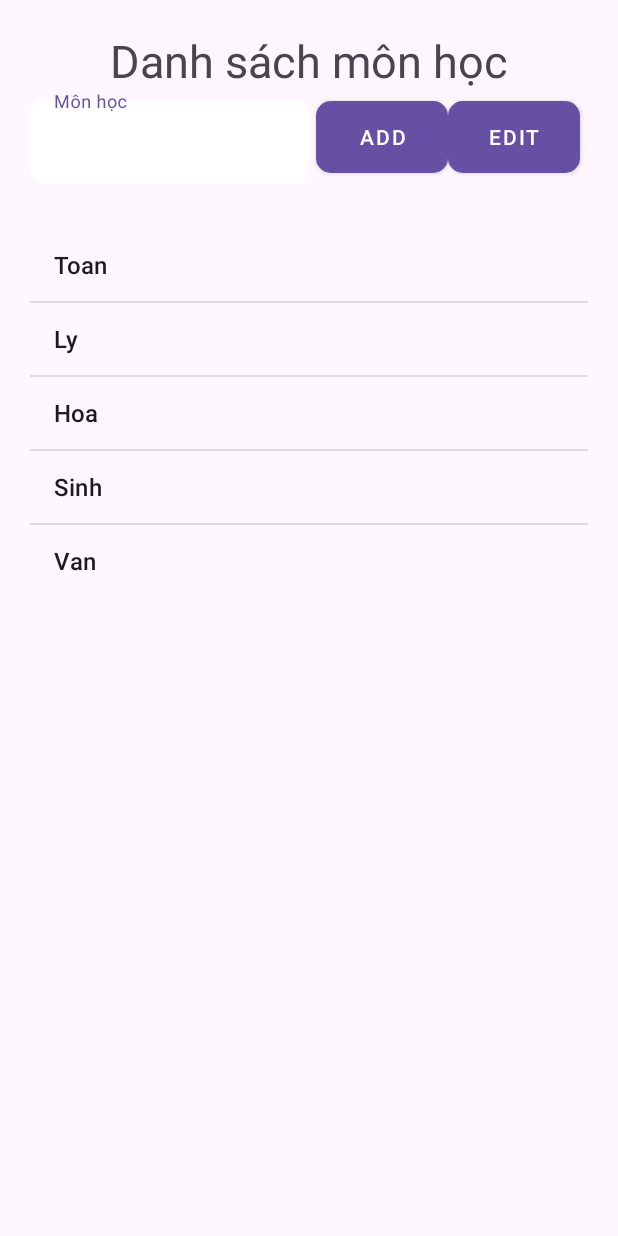
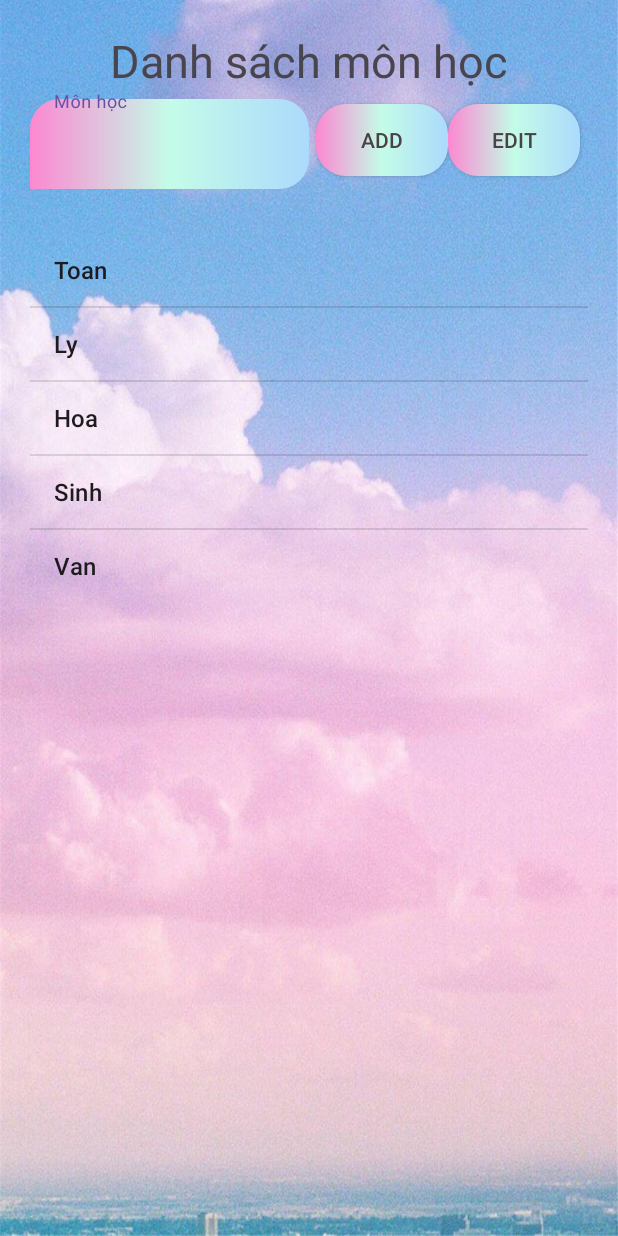
Before and after one commit to dangdungvn/Android, an Android app: the screen it shows after launch (MainActivity), on a phone screen of 412 x 824 dp. Run offline under Robolectric (Android 15) with nearby library versions, the phone set to English and light mode, and no system bars.

Commit message:
edit background button

```diff
--- a/btvn8.1/app/src/main/res/layout/activity_xuat_du_lieu.xml
+++ b/btvn8.1/app/src/main/res/layout/activity_xuat_du_lieu.xml
@@ -7,6 +7,7 @@
     android:layout_height="match_parent"
     tools:context=".XuatDuLieu">
     <ListView
+        android:id="@+id/lvDuLieu"
         android:layout_width="match_parent"
         android:layout_height="match_parent"/>
 
--- a/listView/app/src/main/java/com/example/listview/MainActivity.java
+++ b/listView/app/src/main/java/com/example/listview/MainActivity.java
@@ -53,12 +53,14 @@ public class MainActivity extends AppCompatActivity {
         lvMonHoc.setOnItemLongClickListener(new AdapterView.OnItemLongClickListener() {
             @Override
             public boolean onItemLongClick(AdapterView<?> parent, View view, int position, long id) {
-                int index = position;
+
                 AlertDialog.Builder builder = new AlertDialog.Builder(MainActivity.this);
+                builder.setTitle("Xác nhận xóa môn học");
+                builder.setIcon(android.R.drawable.ic_dialog_alert);
                 builder.setPositiveButton("OK", new DialogInterface.OnClickListener() {
                     @Override
                     public void onClick(DialogInterface dialog, int which) {
-                        listMonHoc.remove(index);
+                        listMonHoc.remove(position);
                         adapter.notifyDataSetChanged();
                     }
                 });
--- /dev/null
+++ b/listView/app/src/main/res/drawable/customer1.xml
@@ -0,0 +1,30 @@
+<?xml version="1.0" encoding="utf-8"?>
+<shape xmlns:android="http://schemas.android.com/apk/res/android">
+
+    <padding
+        android:top="10dp"
+        android:bottom="10dp"
+        android:left="15dp"
+        android:right="15dp"
+        />
+
+    <gradient
+        android:centerColor="#c4fce8"
+        android:startColor="#fc88d1"
+        android:endColor="#abdafc"
+        />
+
+    <corners
+        android:topLeftRadius="20dp"
+        android:topRightRadius="20dp"
+        android:bottomRightRadius="20dp"
+        />
+
+    <size
+        android:height="60dp"
+        />
+
+
+
+
+</shape>
--- /dev/null
+++ b/listView/app/src/main/res/drawable/customer2.xml
@@ -0,0 +1,26 @@
+<?xml version="1.0" encoding="utf-8"?>
+<shape android:shape="rectangle"
+    xmlns:android="http://schemas.android.com/apk/res/android">
+
+<!--    <padding-->
+<!--        android:top="20dp"-->
+<!--        android:bottom="20dp"-->
+<!--        android:left="20dp"-->
+<!--        android:right="20dp"-->
+<!--        />-->
+
+    <gradient
+        android:centerColor="#c4fce8"
+        android:startColor="#fc88d1"
+        android:endColor="#abdafc"
+        />
+
+    <corners
+        android:radius="20dp"
+        />
+
+    <size
+        android:height="10dp"
+        />
+
+</shape>
--- a/listView/app/src/main/res/layout/activity_main.xml
+++ b/listView/app/src/main/res/layout/activity_main.xml
@@ -7,7 +7,8 @@
     android:layout_height="match_parent"
     tools:context=".MainActivity"
     android:orientation="vertical"
-    android:padding="20dp">
+    android:padding="20dp"
+    android:background="@drawable/br2">
 
     <LinearLayout
         android:layout_width="wrap_content"
@@ -25,7 +26,7 @@
         android:layout_height="wrap_content">
         <com.google.android.material.textfield.TextInputLayout
             android:layout_width="0dp"
-            android:layout_height="wrap_content"
+            android:layout_height="match_parent"
             android:layout_weight="2"
             android:hint="Môn học">
 
@@ -33,29 +34,32 @@
                 android:id="@+id/edtMonHoc"
                 android:layout_width="match_parent"
                 android:layout_height="wrap_content"
-                android:background="@drawable/edit_text"/>
+                android:background="@drawable/customer1"
+                />
         </com.google.android.material.textfield.TextInputLayout>
         <LinearLayout
             android:layout_width="0dp"
             android:layout_height="match_parent"
             android:layout_weight="2"
             android:gravity="center">
-            <Button
+
+            <android.widget.Button
+                android:id="@+id/btnAdd"
                 android:layout_width="wrap_content"
                 android:layout_height="wrap_content"
-                android:id="@+id/btnAdd"
+                android:layout_gravity="center"
+                android:background="@drawable/customer2"
                 android:text="Add"
-                android:background="@drawable/edit_text"
-                android:layout_gravity="center"
-                style="@style/Widget.MaterialComponents.Button"/>
-            <Button
+                android:textColor="#494343" />
+
+            <android.widget.Button
+                android:id="@+id/btnEdit"
                 android:layout_width="wrap_content"
                 android:layout_height="wrap_content"
+                android:layout_gravity="center"
+                android:background="@drawable/customer2"
                 android:text="Edit"
-                android:id="@+id/btnEdit"
-                android:background="@drawable/edit_text"
-                android:layout_gravity="center"
-                style="@style/Widget.MaterialComponents.Button"/>
+                android:textColor="#494343" />
         </LinearLayout>
 
     </LinearLayout>
@@ -63,5 +67,5 @@
         android:id="@+id/lvMonHoc"
         android:layout_width="match_parent"
         android:layout_height="wrap_content"
-        android:layout_marginTop="30dp"/>
+        android:layout_marginTop="30dp" />
 </LinearLayout>
```
Also changed, not shown: btvn8.1/app/src/main/java/com/example/btvn81/DuLieu.java (+8 -0 lines), btvn8.1/app/src/main/java/com/example/btvn81/DuLieuAdapter.java (added, +52 -0 lines), btvn8.1/app/src/main/java/com/example/btvn81/MainActivity.java (+15 -0 lines), btvn8.1/app/src/main/java/com/example/btvn81/XuatDuLieu.java (+11 -1 lines), listView/app/src/main/res/drawable/br2.jpg (added).
